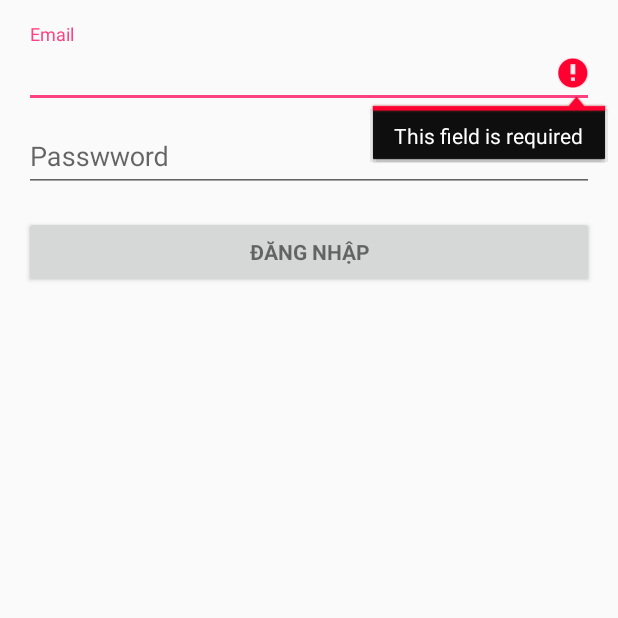
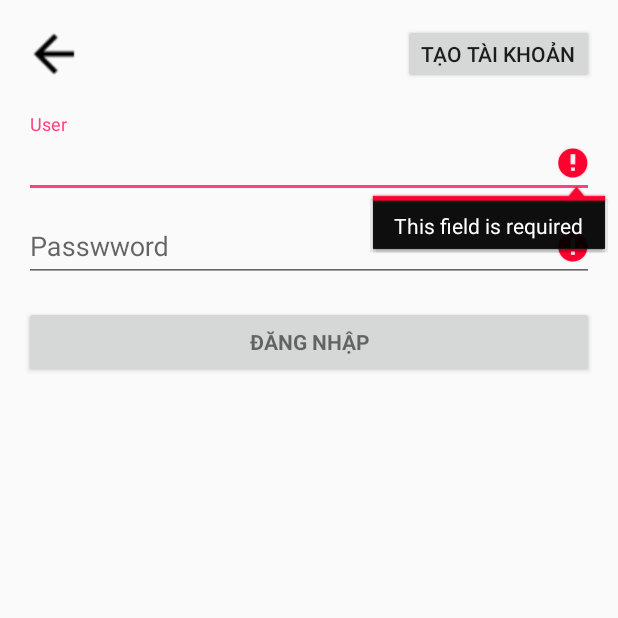
Before and after one commit to hungcao2112/NewsCrawler, an Android app: the LoginActivity screen opened directly, with no data from a screen before it, after a tap on "ĐĂNG NHẬP", on a phone screen of 412 x 824 dp, the top half of it. Run offline under Robolectric (Android 15) with nearby library versions, the phone set to English and light mode, and no system bars; 2 statements that could not run were skipped.

Commit message:
giao dien : update login activity

```diff
--- a/Source Code/NewsApp/app/src/main/java/com/example/trungnguyen/newsapp/LoginActivity.java
+++ b/Source Code/NewsApp/app/src/main/java/com/example/trungnguyen/newsapp/LoginActivity.java
@@ -159,8 +159,12 @@ public class LoginActivity extends AppCompatActivity implements LoaderCallbacks<
         boolean cancel = false;
         View focusView = null;
 
-        // Check for a valid password, if the user entered one.
-        if (!TextUtils.isEmpty(password) && !isPasswordValid(password)) {
+        // Check for a valid password
+        if (TextUtils.isEmpty(password)) {
+            mPasswordView.setError(getString(R.string.error_field_required));
+            focusView = mPasswordView;
+            cancel = true;
+        } else if (!isPasswordValid(password)) {
             mPasswordView.setError(getString(R.string.error_invalid_password));
             focusView = mPasswordView;
             cancel = true;
@@ -192,12 +196,12 @@ public class LoginActivity extends AppCompatActivity implements LoaderCallbacks<
 
     private boolean isEmailValid(String email) {
         //TODO: Replace this with your own logic
-        return email.contains("@");
+        return !email.contains(" ");
     }
 
     private boolean isPasswordValid(String password) {
         //TODO: Replace this with your own logic
-        return password.length() > 4;
+        return password.length() > 6;
     }
 
     /**
--- a/Source Code/NewsApp/app/src/main/java/com/example/trungnguyen/newsapp/SearchActivity.java
+++ b/Source Code/NewsApp/app/src/main/java/com/example/trungnguyen/newsapp/SearchActivity.java
@@ -7,8 +7,10 @@ import android.widget.ArrayAdapter;
 import android.widget.AutoCompleteTextView;
 import android.widget.ImageButton;
 
+import java.util.List;
+
 public class SearchActivity extends AppCompatActivity {
-
+    List<String> history;
     ImageButton backbutton;
     AutoCompleteTextView ACTV;
 
@@ -25,7 +27,7 @@ public class SearchActivity extends AppCompatActivity {
             }
         });
         ACTV = (AutoCompleteTextView) findViewById(R.id.autoCompleteTextView);
-        //addHistory();
+        addhistory();
         //Thiết lập ArrayADapter
         ArrayAdapter<String> adapter = new ArrayAdapter<String>(this,android.R.layout.simple_dropdown_item_1line, History);
         ACTV.setAdapter(adapter);
@@ -34,13 +36,9 @@ public class SearchActivity extends AppCompatActivity {
             {"hà nội","Huế","Sài gòn",
                     "hà giang","Hội an","Kiên giang",
                     "Lâm đồng","Long khánh"};
-    /*
-    public void addHistory(){
-        int i, j;
-        j = History.length;
-        for (i= j; i>=0; i--)
-            if(ACTV.getText().toString().equalsIgnoreCase(History[i]))
-                History[j+1] = ACTV.getText().toString();
+
+    public void addhistory(){
+
     }
-    */
+
 }
--- a/Source Code/NewsApp/app/src/main/res/layout/activity_login.xml
+++ b/Source Code/NewsApp/app/src/main/res/layout/activity_login.xml
@@ -16,13 +16,34 @@
         style="?android:attr/progressBarStyleLarge"
         android:layout_width="wrap_content"
         android:layout_height="wrap_content"
+        android:layout_gravity="center"
         android:layout_marginBottom="8dp"
         android:visibility="gone" />
-
+    <RelativeLayout
+        android:layout_width="match_parent"
+        android:layout_height="40dp"
+        android:orientation="horizontal">
+        <ImageButton
+            android:id="@+id/imageButton_back"
+            android:layout_width="40dp"
+            android:layout_height="40dp"
+            android:layout_gravity="left"
+            android:background="@drawable/ic_arrow_back_black_24dp" />
+        <Button
+            android:id="@+id/button_signin"
+            android:layout_width="wrap_content"
+            android:layout_height="match_parent"
+            android:gravity="center"
+            android:text="Tạo Tài khoản"
+            android:layout_alignParentTop="true"
+            android:layout_alignParentRight="true"
+            android:layout_alignParentEnd="true" />
+    </RelativeLayout>
     <ScrollView
         android:id="@+id/login_form"
         android:layout_width="match_parent"
-        android:layout_height="match_parent">
+        android:layout_height="match_parent"
+        android:layout_marginTop="20dp">
 
         <LinearLayout
             android:id="@+id/email_login_form"
@@ -40,8 +61,7 @@
                     android:layout_height="wrap_content"
                     android:hint="@string/prompt_email"
                     android:inputType="textEmailAddress"
-                    android:maxLines="1"
-                    android:singleLine="true" />
+                    android:maxLines="1" />
 
             </android.support.design.widget.TextInputLayout>
 
@@ -58,8 +78,7 @@
                     android:imeActionLabel="@string/action_sign_in_short"
                     android:imeOptions="actionUnspecified"
                     android:inputType="textPassword"
-                    android:maxLines="1"
-                    android:singleLine="true" />
+                    android:maxLines="1" />
 
             </android.support.design.widget.TextInputLayout>
 
@@ -69,7 +88,7 @@
                 android:layout_width="match_parent"
                 android:layout_height="wrap_content"
                 android:layout_marginTop="16dp"
-                android:text="Đăng nhập"
+                android:text="@string/action_sign_in"
                 android:textStyle="bold" />
 
         </LinearLayout>
--- a/Source Code/NewsApp/app/src/main/res/values/strings.xml
+++ b/Source Code/NewsApp/app/src/main/res/values/strings.xml
@@ -6,12 +6,12 @@
     <string name="title_activity_login">Sign in</string>
 
     <!-- Strings related to login -->
-    <string name="prompt_email">Email</string>
-    <string name="prompt_password">Password (optional)</string>
-    <string name="action_sign_in">Sign in or register</string>
+    <string name="prompt_email">User </string>
+    <string name="prompt_password">Password </string>
+    <string name="action_sign_in">Đăng nhập </string>
     <string name="action_sign_in_short">Sign in</string>
-    <string name="error_invalid_email">This email address is invalid</string>
-    <string name="error_invalid_password">This password is too short</string>
+    <string name="error_invalid_email">Tên đăng nhập không chứa kí tự đặc biệt</string>
+    <string name="error_invalid_password">Mật khẩu phải nhiều hơn 6 kí tự</string>
     <string name="error_incorrect_password">This password is incorrect</string>
     <string name="error_field_required">This field is required</string>
     <string name="permission_rationale">"Contacts permissions are needed for providing email
```
